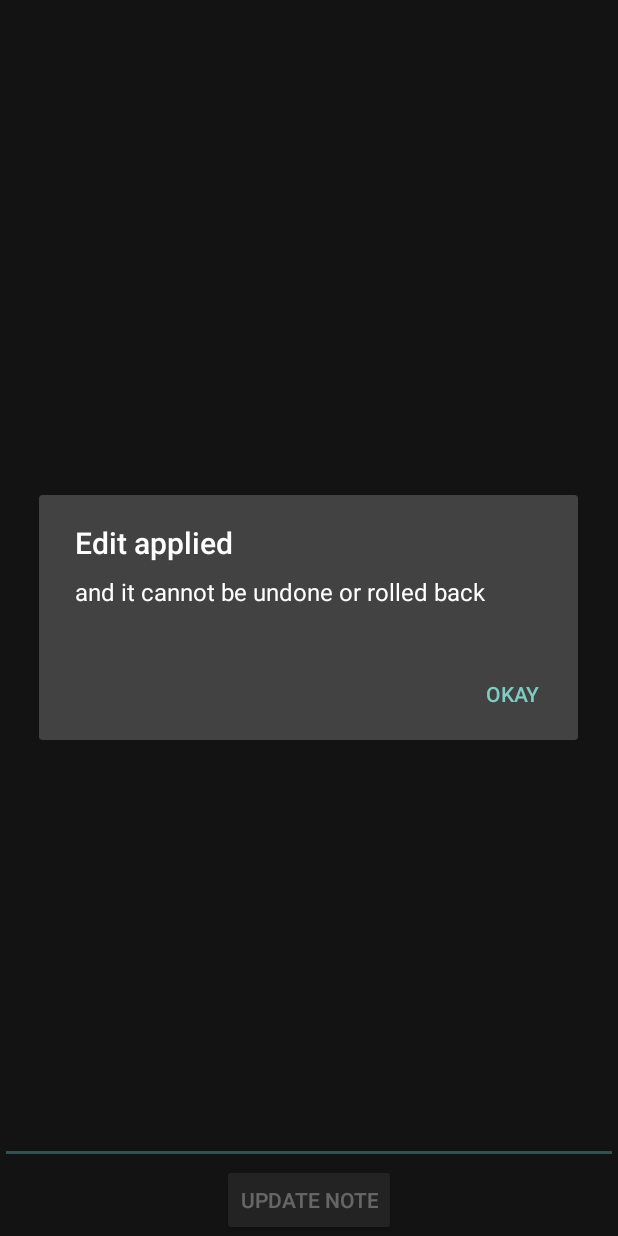
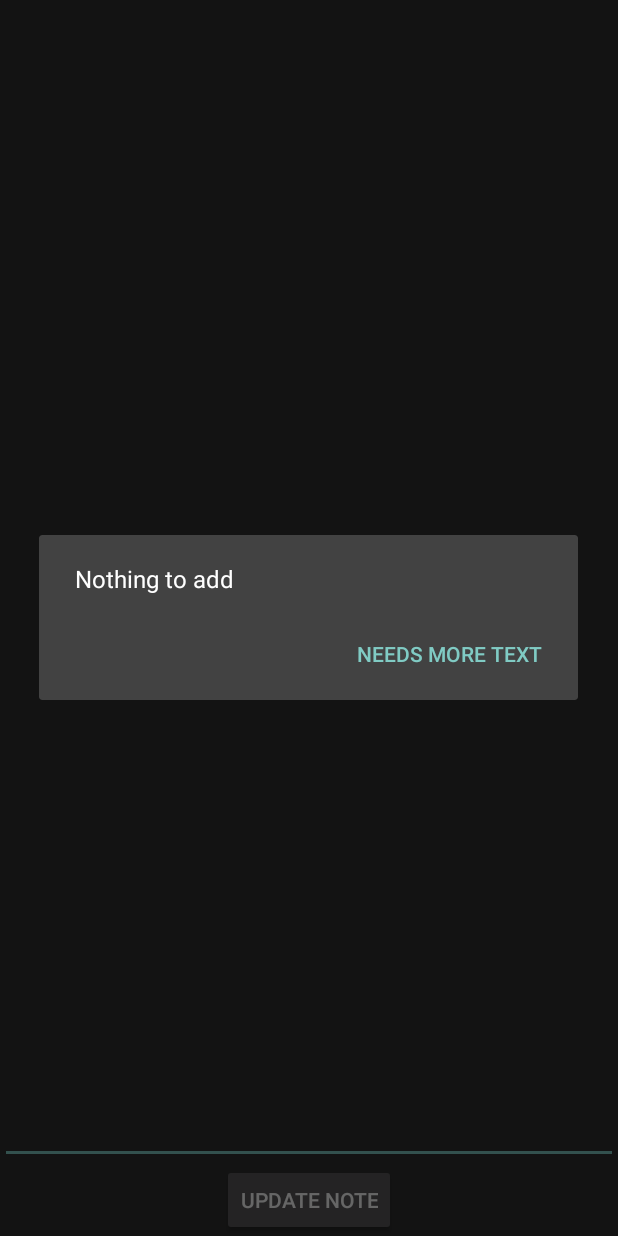
Before and after one commit to Raging-Developer/Sticky_notes, an Android app: the Edit_note screen opened directly, with no data from a screen before it, after a tap on "UPDATE NOTE", on a phone screen of 412 x 824 dp. Run offline under Robolectric (Android 15) with nearby library versions, the phone set to English and light mode, and no system bars; 5 statements that could not run were skipped.

Commit message:
Cannot save a blank record after editing.

```diff
--- a/app/src/main/java/app/sticky_notes/Edit_note.java
+++ b/app/src/main/java/app/sticky_notes/Edit_note.java
@@ -58,6 +58,12 @@ public class Edit_note extends Activity implements View.OnClickListener
 
                 try
                 {
+                    if (edited_note.getText().toString().trim().length() == 0)
+                    {
+                        verks = false;
+                        break;
+                    }
+
                     utils.open();
                     utils.edit_entry(edited_note.getText().toString(), row_id);
                     utils.close();
@@ -85,11 +91,10 @@ public class Edit_note extends Activity implements View.OnClickListener
                 }
                 finally
                 {
+                    dia_build = new AlertDialog.Builder(this);
+
                     if (verks)
                     {
-
-                        dia_build = new AlertDialog.Builder(this);
-
                         dia_build.setTitle("Edit applied");
                         dia_build.setMessage("and it cannot be undone or rolled back");
                         dia_build.setPositiveButton("Okay", new DialogInterface.OnClickListener()
@@ -99,10 +104,21 @@ public class Edit_note extends Activity implements View.OnClickListener
                                 Edit_note.this.finish();
                             }
                         });
+                    }
+                    else
+                    {
+                        dia_build.setMessage("Nothing to add").setCancelable(false);
+                        dia_build.setPositiveButton("Needs more text", new DialogInterface.OnClickListener()
+                        {
+                            @Override public void onClick(DialogInterface dialog, int which)
+                            {
+                                Edit_note.this.finish();
+                            }
+                        });
+                    }
 
-                        dia = dia_build.create();
-                        dia.show();
-                    }
+                    dia = dia_build.create();
+                    dia.show();
                 }
                 break;
         }
--- a/app/src/main/java/app/sticky_notes/Sticky_Activity.java
+++ b/app/src/main/java/app/sticky_notes/Sticky_Activity.java
@@ -121,7 +121,7 @@ public class Sticky_Activity extends AppCompatActivity implements OnClickListene
                 Intent c = new Intent("app.sticky_notes.CREDIT");
                 c.putExtra("title", "Sticky paper the note taker");
                 c.putExtra("text", "Made by Chris Harte. Because he could!\n\n"
-                        + "The note font is Note_this taken from fontsquirrel.\n");
+                        + "The fonts are Note_this and IndieFlower taken from fontsquirrel.\n");
                 startActivity(c);
                 break;
 
```
